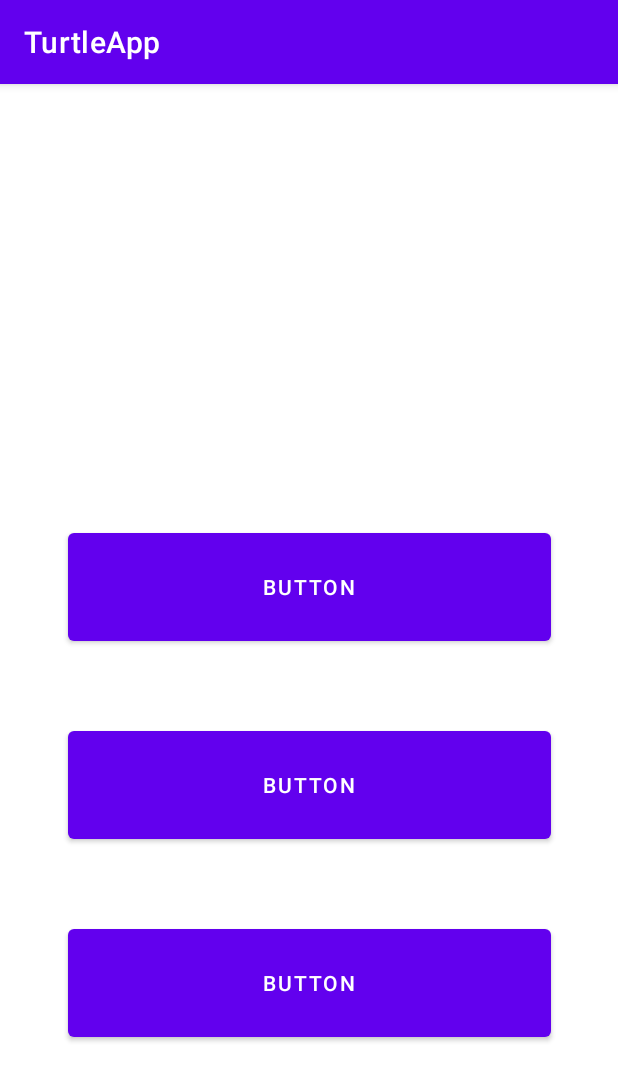
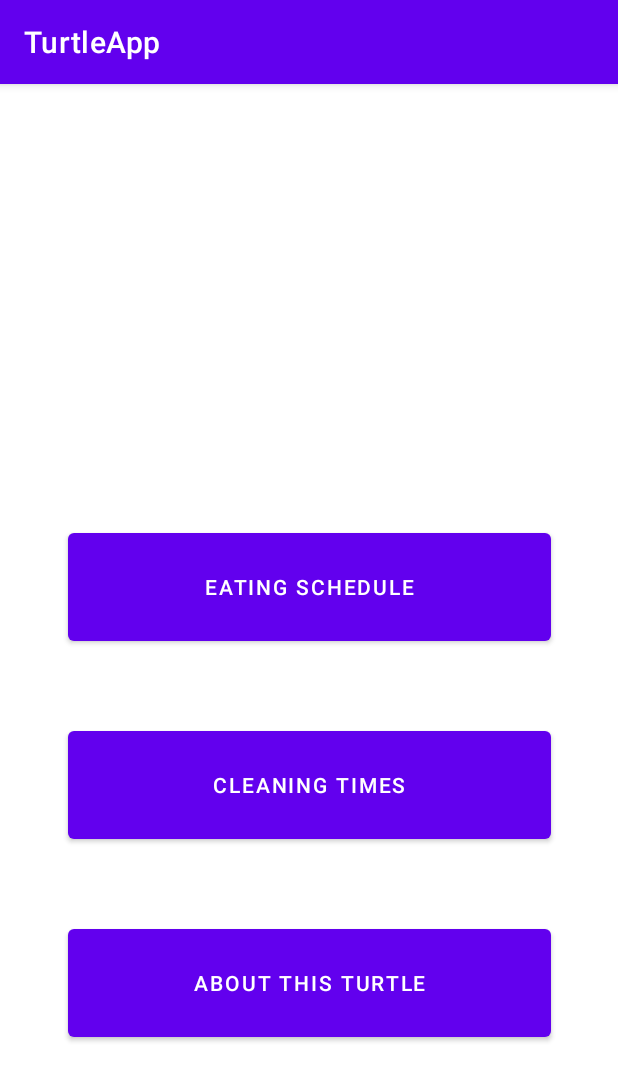
Before and after one commit to IMaillard/TurtleApp, an Android app: the screen it shows after launch (MainActivity), on a phone screen of 412 x 824 dp. Shown: the top 1081 px of the screen. Run offline under Robolectric (Android 15) with nearby library versions, the phone set to English and light mode, and no system bars.

Commit message:
work in progress

```diff
--- a/app/src/main/AndroidManifest.xml
+++ b/app/src/main/AndroidManifest.xml
@@ -15,6 +15,11 @@
             android:parentActivityName=".MainActivity"
             android:screenOrientation="portrait"/>
         <activity
+            android:name=".InfoActivity"
+            android:exported="false"
+            android:parentActivityName=".MainActivity"
+            android:screenOrientation="portrait"/>
+        <activity
             android:name=".MainActivity"
             android:exported="true"
             android:screenOrientation="portrait">
--- a/app/src/main/java/com/example/turtleapp/MainActivity.java
+++ b/app/src/main/java/com/example/turtleapp/MainActivity.java
@@ -15,6 +15,7 @@ public class MainActivity extends AppCompatActivity {
     protected void onCreate(Bundle savedInstanceState) {
         super.onCreate(savedInstanceState);
         setContentView(R.layout.activity_main);
+
         Button calendarButton = (Button) findViewById(R.id.calendarButton);
         calendarButton.setOnClickListener(new View.OnClickListener() {
             @Override
@@ -23,6 +24,22 @@ public class MainActivity extends AppCompatActivity {
             }
         });
 
+       /* Button alarmButton = (Button) findViewById(R.id.alarm_button);
+        alarmButton.setOnClickListener(new View.OnClickListener() {
+            @Override
+            public void onClick(View view) {
+                startActivity(new Intent(MainActivity.this, .class));
+            }
+        });*/
+
+        Button infoButton = (Button) findViewById(R.id.info_button);
+        infoButton.setOnClickListener(new View.OnClickListener() {
+            @Override
+            public void onClick(View view) {
+                startActivity(new Intent(MainActivity.this, InfoActivity.class));
+            }
+        });
+
     }
 
 
--- a/app/src/main/res/layout/activity_main.xml
+++ b/app/src/main/res/layout/activity_main.xml
@@ -7,21 +7,21 @@
     tools:context=".MainActivity">
 
     <Button
-        android:id="@+id/button2"
+        android:id="@+id/alarm_button"
         android:layout_width="322dp"
         android:layout_height="84dp"
         android:layout_marginTop="84dp"
-        android:text="Button"
+        android:text="Eating schedule"
         app:layout_constraintEnd_toEndOf="parent"
         app:layout_constraintStart_toStartOf="parent"
         app:layout_constraintTop_toBottomOf="@+id/imageView" />
 
     <Button
-        android:id="@+id/button3"
+        android:id="@+id/info_button"
         android:layout_width="322dp"
         android:layout_height="84dp"
         android:layout_marginTop="48dp"
-        android:text="Button"
+        android:text="About this turtle"
         app:layout_constraintEnd_toEndOf="parent"
         app:layout_constraintStart_toStartOf="parent"
         app:layout_constraintTop_toBottomOf="@+id/calendarButton" />
@@ -31,10 +31,10 @@
         android:layout_width="322dp"
         android:layout_height="84dp"
         android:layout_marginTop="48dp"
-        android:text="Button"
+        android:text="Cleaning times"
         app:layout_constraintEnd_toEndOf="parent"
         app:layout_constraintStart_toStartOf="parent"
-        app:layout_constraintTop_toBottomOf="@+id/button2" />
+        app:layout_constraintTop_toBottomOf="@+id/alarm_button" />
 
     <ImageView
         android:id="@+id/imageView"
```
Also changed, not shown: app/src/main/java/com/example/turtleapp/InfoActivity.java (added, +15 -0 lines), app/src/main/res/layout/activity_calendar.xml (+10 -0 lines).
